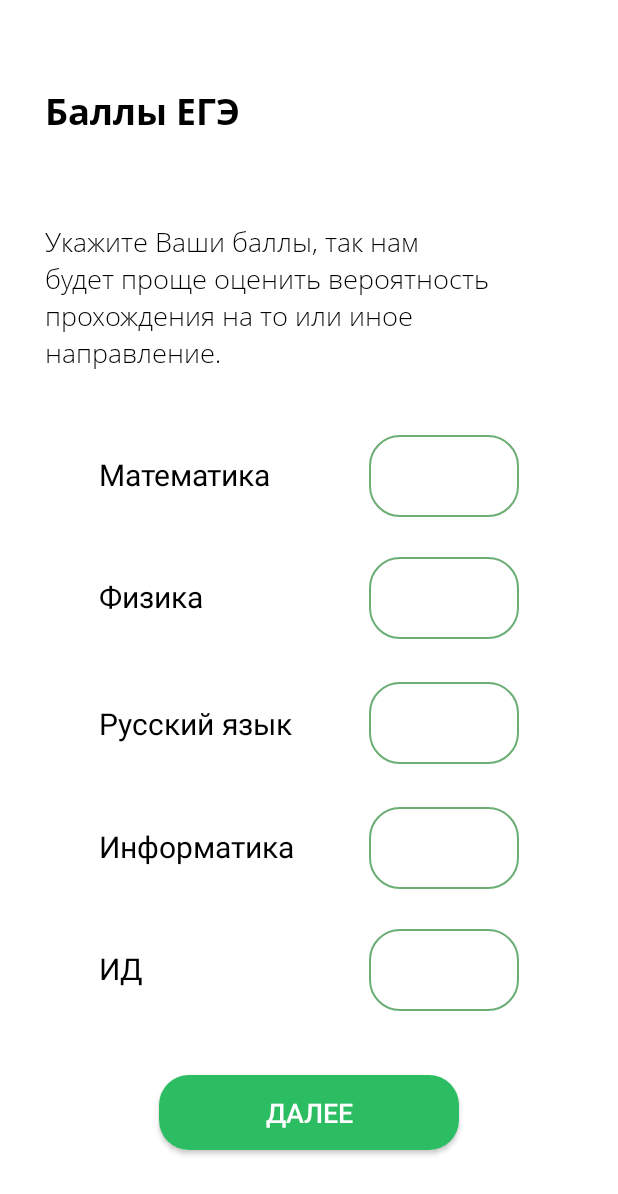
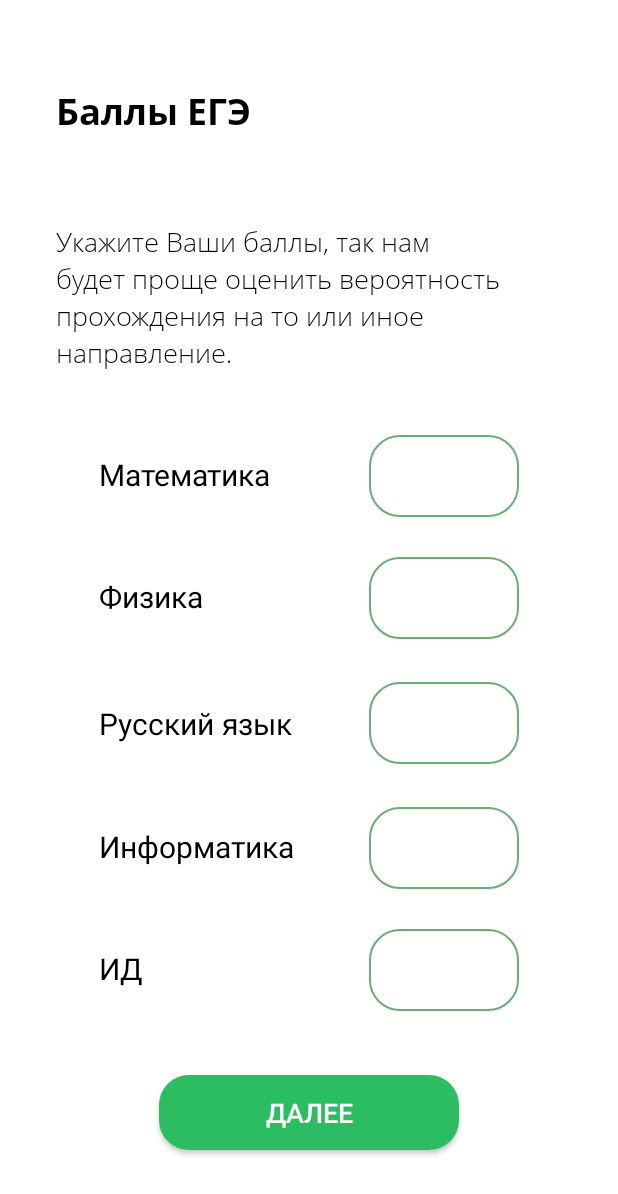
Before and after one commit to SummerPractice/a, an Android app: the GradesFragment screen opened through its navigation route, on a phone screen of 412 x 824 dp. Shown: the top 1194 px of the screen. Run offline under Robolectric (Android 15) with nearby library versions, the phone set to English and light mode, and no system bars; our stand-ins replace Room's generated code.

Commit message:
Revert "[POL-46] - адаптировал верстку под realme 6 pro"
This reverts commit f3509789325949ff0cd23a391a0bef5dff136b1e.
revert bad commit

```diff
--- a/app/src/main/java/com/example/polycareer/data/repository/QuizItemsLocalRepository.kt
+++ b/app/src/main/java/com/example/polycareer/data/repository/QuizItemsLocalRepository.kt
@@ -7,6 +7,7 @@ import com.example.polycareer.data.database.model.UsersAnswersEntity
 import com.example.polycareer.domain.model.QuestionsApiResponse
 import com.example.polycareer.domain.model.QuestionsResponse
 import com.example.polycareer.exception.DatabaseException
+import kotlin.random.Random
 
 class QuizItemsLocalRepository(
     private val quizDao: QuizDao
--- a/app/src/main/res/layout/fragment__main__grades.xml
+++ b/app/src/main/res/layout/fragment__main__grades.xml
@@ -23,11 +23,11 @@
     <androidx.appcompat.widget.AppCompatTextView
         android:id="@+id/fragment__main__grades__desc_tv"
         style="@style/lightText"
-        android:layout_marginStart="30dp"
         android:layout_width="337dp"
         android:layout_height="99dp"
         android:text="@string/fragment__auth__grades__desc_tv"
         app:layout_constraintBottom_toTopOf="@id/fragment__main__grades__math_tv"
+        app:layout_constraintEnd_toEndOf="parent"
         app:layout_constraintStart_toStartOf="parent"
         app:layout_constraintTop_toBottomOf="@id/fragment__main__grades__head_tv" />
 
--- a/app/src/main/res/layout/screen__result_correct.xml
+++ b/app/src/main/res/layout/screen__result_correct.xml
@@ -1,6 +1,5 @@
 <?xml version="1.0" encoding="utf-8"?>
-<androidx.core.widget.NestedScrollView
-    xmlns:android="http://schemas.android.com/apk/res/android"
+<ScrollView xmlns:android="http://schemas.android.com/apk/res/android"
     xmlns:tools="http://schemas.android.com/tools"
     android:background="?attr/bgColor"
     android:layout_width="match_parent"
@@ -58,4 +57,4 @@
             android:gravity="center"
             android:text="@string/fragment__main__quiz_results__main_btn" />
     </LinearLayout>
-</androidx.core.widget.NestedScrollView>
+</ScrollView>
--- a/app/src/main/res/values-night/themes.xml
+++ b/app/src/main/res/values-night/themes.xml
@@ -61,13 +61,11 @@
         <item name="android:textColorHint">@color/text_gray</item>
         <item name="android:background">@drawable/edit_text_frame</item>
         <item name="android:height">20dp</item>
-        <item name="android:layout_marginStart">30dp</item>
-        <item name="android:layout_marginEnd">30dp</item>
         <item name="android:paddingStart">20dp</item>
         <item name="android:paddingEnd">20dp</item>
         <item name="android:paddingTop">15dp</item>
         <item name="android:paddingBottom">15dp</item>
-        <item name="android:layout_width">match_parent</item>
+        <item name="android:layout_width">350dp</item>
         <item name="android:layout_height">wrap_content</item>
     </style>
 
```
Also changed, not shown: app/src/main/java/com/example/polycareer/screens/quiz/quiz_item/QuizItemViewModel.kt (+9 -0 lines), app/src/main/res/layout/fragment__main__quiz_item.xml (+1 -8 lines).
